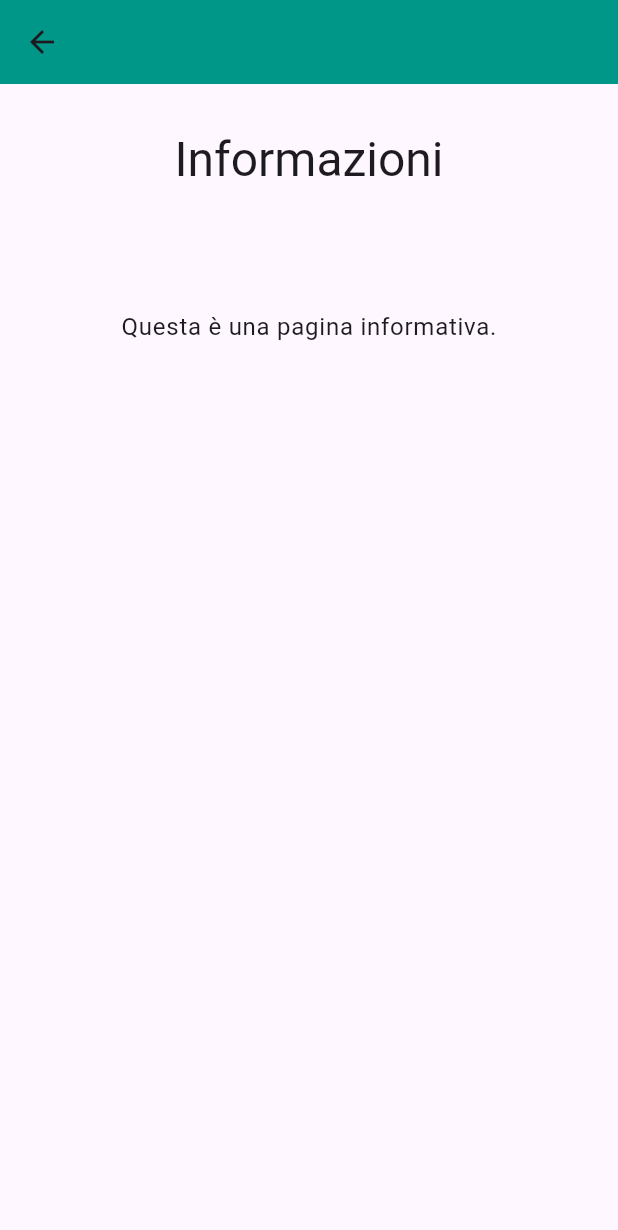
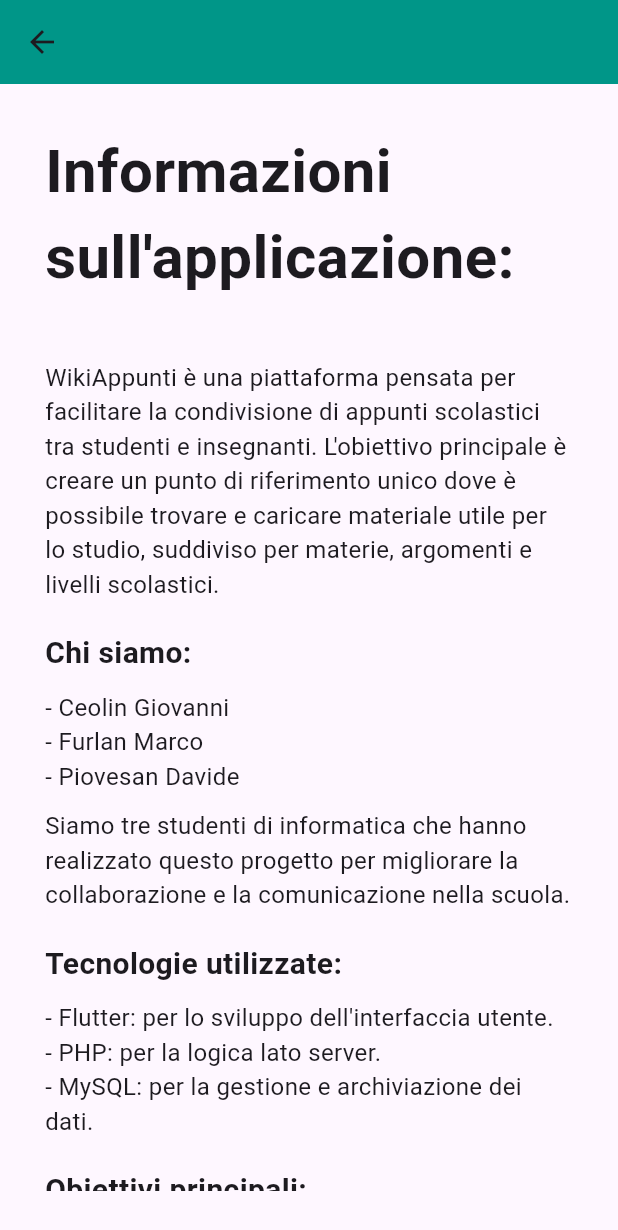
Before and after one commit to Piovide/Progetto-Flutter, a Flutter app: the InformationPage screen opened directly, on a phone screen of 412 x 824 dp. Shown: the top 1230 px of the screen. Run offline on Flutter 3.47's test engine with Material 3 defaults, Android fonts, the phone set to English and light mode, and no system bars; our stand-ins replace flutter_markdown, shared_preferences; accounts and stored records are empty.

Commit message:
Completed Information Page

```diff
--- a/lib/routes/InformationPage.dart
+++ b/lib/routes/InformationPage.dart
@@ -10,23 +10,81 @@ class InformationPage extends StatelessWidget {
   Widget build(BuildContext context) {
     return Scaffold(
       appBar: HeaderComp(context, false),
-      body: SingleChildScrollView(
+      body: Padding(
         padding: const EdgeInsets.all(30.0),
-        child: Column(
-          children: [
+        child: ListView(
+          children: const [
             Center(
               child: Text(
-                'Informazioni',
-                style: Theme.of(context).textTheme.headlineLarge,
+                'Informazioni sull\'applicazione:',
+                style: TextStyle(fontSize: 40, fontWeight: FontWeight.bold),
               ),
             ),
-            const SizedBox(height: 80),
+            SizedBox(height: 40),
             Text(
-              'Questa è una pagina informativa.',
-              style: Theme.of(context).textTheme.bodyLarge,
+              'WikiAppunti è una piattaforma pensata per facilitare la condivisione di appunti scolastici tra studenti e insegnanti. '
+              'L\'obiettivo principale è creare un punto di riferimento unico dove è possibile trovare e caricare materiale utile per lo studio, '
+              'suddiviso per materie, argomenti e livelli scolastici.',
+              style: TextStyle(fontSize: 16),
+            ),
+            SizedBox(height: 20),
+
+            Text(
+              'Chi siamo:',
+              style: TextStyle(fontSize: 20, fontWeight: FontWeight.bold),
+            ),
+            SizedBox(height: 10),
+            Text(
+              '- Ceolin Giovanni\n'
+              '- Furlan Marco\n'
+              '- Piovesan Davide',
+              style: TextStyle(fontSize: 16),
+            ),
+            SizedBox(height: 10),
+            Text(
+              'Siamo tre studenti di informatica che hanno realizzato questo progetto per migliorare la collaborazione e la comunicazione nella scuola.',
+              style: TextStyle(fontSize: 16),
+            ),
+            SizedBox(height: 20),
+
+            Text(
+              'Tecnologie utilizzate:',
+              style: TextStyle(fontSize: 20, fontWeight: FontWeight.bold),
+            ),
+            SizedBox(height: 10),
+            Text(
+              '- Flutter: per lo sviluppo dell\'interfaccia utente.\n'
+              '- PHP: per la logica lato server.\n'
+              '- MySQL: per la gestione e archiviazione dei dati.',
+              style: TextStyle(fontSize: 16),
+            ),
+            SizedBox(height: 20),
+
+            Text(
+              'Obiettivi principali:',
+              style: TextStyle(fontSize: 20, fontWeight: FontWeight.bold),
+            ),
+            SizedBox(height: 10),
+            Text(
+              '- Fornire uno spazio comune per studenti e docenti.\n'
+              '- Supportare una vasta gamma di materie scolastiche.\n'
+              '- Offrire un\'interfaccia semplice, accessibile e intuitiva.',
+              style: TextStyle(fontSize: 16),
+            ),
+            SizedBox(height: 20),
+
+            Text(
+              'Una wiki per la scuola:',
+              style: TextStyle(fontSize: 20, fontWeight: FontWeight.bold),
+            ),
+            SizedBox(height: 10),
+            Text(
+              'SchoolNotes Wiki è più di una semplice raccolta di file: è una vera e propria wiki scolastica, collaborativa e in continua evoluzione, '
+              'che punta a diventare uno strumento indispensabile per la vita scolastica quotidiana.',
+              style: TextStyle(fontSize: 16),
             ),
           ],
-        )
+        ),
       ),
     );
   }
```
